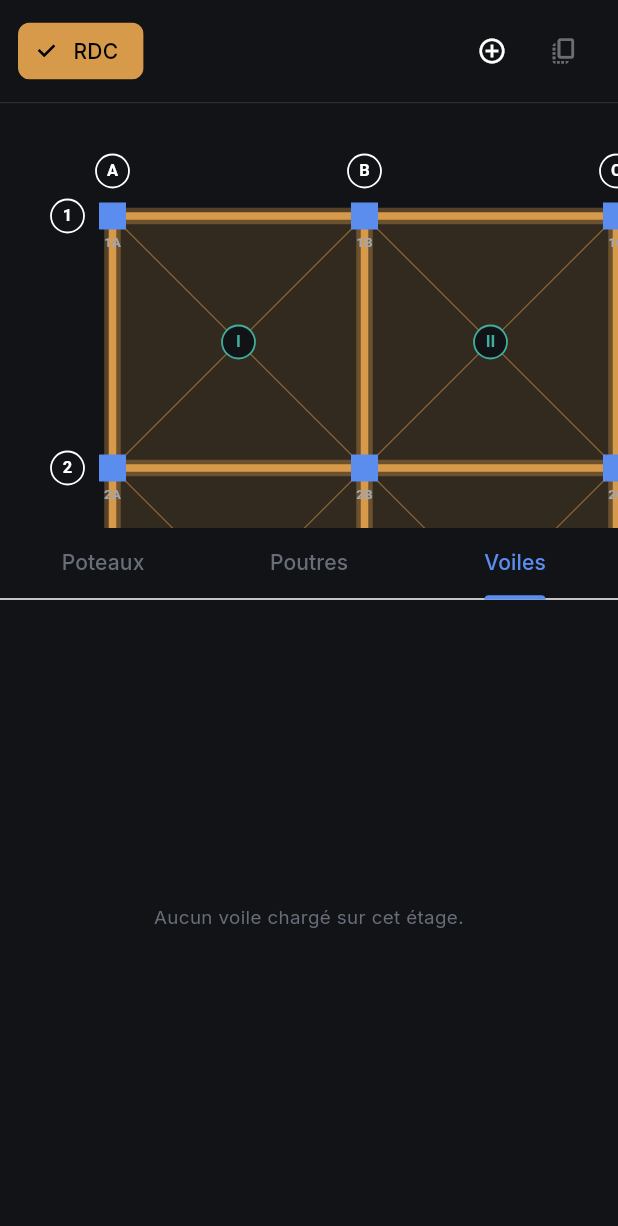
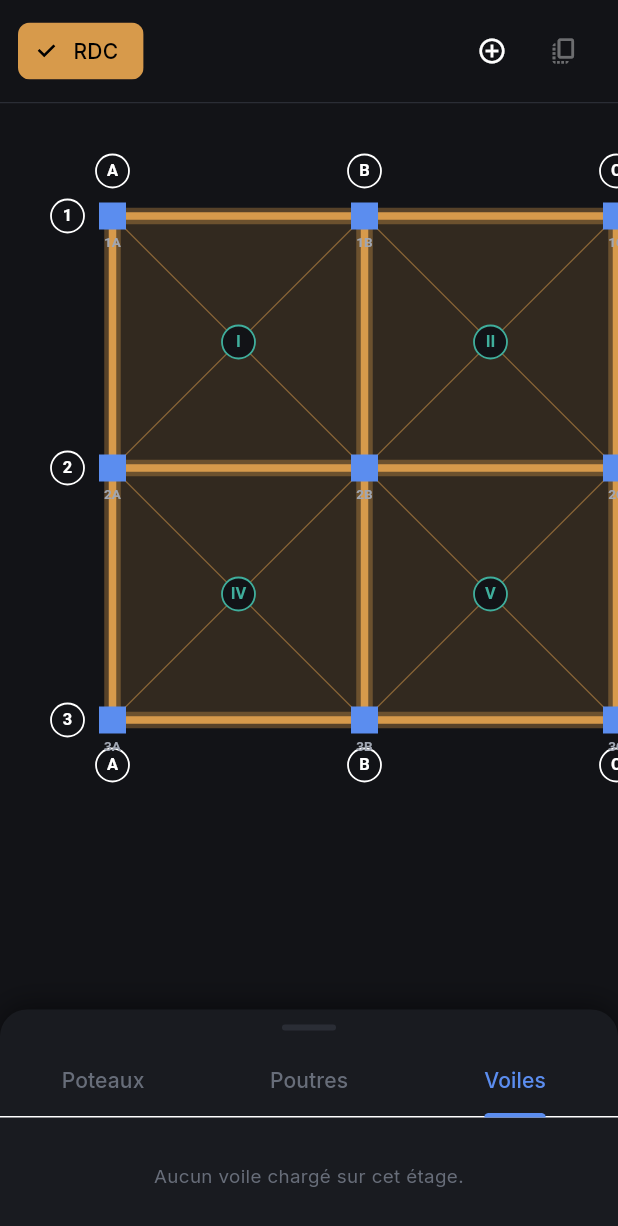
Before and after one commit to BaronAdams/faloads, a Flutter app: the _StepResultats widget shown alone on an empty page, opened directly with empty values, tab 3 chosen, on a phone screen of 412 x 824 dp. Shown: the top 1226 px of the screen. Run offline on Flutter 3.47's test engine with Material 3 defaults, Android fonts, the phone set to English and light mode, and no system bars; our stand-ins replace google_fonts.

Commit message:
Bâtiment complet: make the Résultats panel a draggable sheet over the plan
The fixed 40/60 Column split between the plan and the Poteaux/Poutres/
Voiles tables permanently ate into the plan's space, so the surfaces
d'influence added earlier were cramped. The results panel is now a
DraggableScrollableSheet anchored to the bottom, starting collapsed to
just its handle + tab bar so the plan (and its influence-surface
highlighting on selection) stays fully visible by default; dragging
the handle reveals the tables. Driven directly via a
DraggableScrollableController from the handle's own gesture, since the
sheet's built-in scroll-linked resize needs a Scrollable wired to its
scrollController and nothing here needs that (each tab's table scrolls
on its own).

```diff
--- a/lib/src/ui/building/building_flow_screen.dart
+++ b/lib/src/ui/building/building_flow_screen.dart
@@ -844,13 +844,34 @@ class _StepResultats extends StatefulWidget {
   State<_StepResultats> createState() => _StepResultatsState();
 }
 
+// 0.20 (not smaller) so the collapsed sheet always has room for its handle
+// + tab bar without a RenderFlex overflow, even on a short viewport.
+const List<double> _resultsSheetSnaps = [0.20, 0.5, 0.85];
+
 class _StepResultatsState extends State<_StepResultats> with SingleTickerProviderStateMixin {
   late final _tabController = TabController(length: 3, vsync: this);
+  final _sheetController = DraggableScrollableController();
 
   @override
   void dispose() {
     _tabController.dispose();
+    _sheetController.dispose();
     super.dispose();
+  }
+
+  void _onHandleDragUpdate(DragUpdateDetails details, double stackHeight) {
+    if (stackHeight <= 0) return;
+    final next = (_sheetController.size - details.delta.dy / stackHeight).clamp(
+      _resultsSheetSnaps.first,
+      _resultsSheetSnaps.last,
+    );
+    _sheetController.jumpTo(next.toDouble());
+  }
+
+  void _onHandleDragEnd(DragEndDetails details) {
+    final current = _sheetController.size;
+    final nearest = _resultsSheetSnaps.reduce((a, b) => (current - a).abs() < (current - b).abs() ? a : b);
+    _sheetController.animateTo(nearest, duration: const Duration(milliseconds: 220), curve: Curves.easeOut);
   }
 
   @override
@@ -878,12 +899,17 @@ class _StepResultatsState extends State<_StepResultats> with SingleTickerProvide
     return Column(
       children: [
         _FloorBar(building: building, onChanged: widget.onChanged),
-        // Proportional, not a fixed pixel height — a fixed SizedBox here
-        // previously overflowed on short viewports (e.g. the default test
-        // surface), since it didn't shrink to make room for the TabBar and
-        // FloorBar above it.
+        // The plan fills the whole remaining area; the results panel is a
+        // draggable sheet over it (starts collapsed to a handle + tab bar
+        // so the plan and its surfaces d'influence stay fully visible,
+        // and can be pulled up to read the tables) instead of a fixed
+        // Column split that permanently ate into the plan's space.
         Expanded(
-          flex: 2,
+          child: LayoutBuilder(
+            builder: (context, constraints) {
+              return Stack(
+                children: [
+                  Positioned.fill(
                     child: BuildingPlanCanvas(
                       floor: floor,
                       selection: building.selection,
@@ -895,6 +921,41 @@ class _StepResultatsState extends State<_StepResultats> with SingleTickerProvide
                       beamLoads: beamLoads,
                     ),
                   ),
+                  DraggableScrollableSheet(
+                    controller: _sheetController,
+                    initialChildSize: _resultsSheetSnaps.first,
+                    minChildSize: _resultsSheetSnaps.first,
+                    maxChildSize: _resultsSheetSnaps.last,
+                    builder: (sheetContext, scrollController) {
+                      return DecoratedBox(
+                        decoration: const BoxDecoration(
+                          color: AppColors.surface,
+                          borderRadius: BorderRadius.vertical(top: Radius.circular(18)),
+                          boxShadow: [BoxShadow(color: Colors.black45, blurRadius: 16, offset: Offset(0, -3))],
+                        ),
+                        child: Column(
+                          children: [
+                            // Drives the sheet directly via _sheetController — a
+                            // DraggableScrollableSheet only resizes from scroll
+                            // notifications on a Scrollable using the builder's
+                            // scrollController, and nothing below needs that
+                            // (the tables scroll on their own within their tab).
+                            GestureDetector(
+                              behavior: HitTestBehavior.opaque,
+                              onVerticalDragUpdate: (details) => _onHandleDragUpdate(details, constraints.maxHeight),
+                              onVerticalDragEnd: _onHandleDragEnd,
+                              child: Container(
+                                key: const Key("resultsSheetHandle"),
+                                height: 24,
+                                alignment: Alignment.center,
+                                color: Colors.transparent,
+                                child: Container(
+                                  width: 36,
+                                  height: 4,
+                                  decoration: BoxDecoration(color: AppColors.border, borderRadius: BorderRadius.circular(2)),
+                                ),
+                              ),
+                            ),
                             TabBar(
                               controller: _tabController,
                               labelColor: AppColors.accentBlue,
@@ -902,7 +963,6 @@ class _StepResultatsState extends State<_StepResultats> with SingleTickerProvide
                               tabs: const [Tab(text: "Poteaux"), Tab(text: "Poutres"), Tab(text: "Voiles")],
                             ),
                             Expanded(
-          flex: 3,
                               child: TabBarView(
                                 controller: _tabController,
                                 children: [
@@ -910,6 +970,16 @@ class _StepResultatsState extends State<_StepResultats> with SingleTickerProvide
                                   _EdgeResultsTable(floor: floor, beamLoads: beamLoads, type: EdgeType.poutre),
                                   _EdgeResultsTable(floor: floor, beamLoads: beamLoads, type: EdgeType.voile),
                                 ],
+                              ),
+                            ),
+                          ],
+                        ),
+                      );
+                    },
+                  ),
+                ],
+              );
+            },
           ),
         ),
       ],
```
Also changed, not shown: 1 other file. Lines whose indentation alone changed are shown as unchanged.
